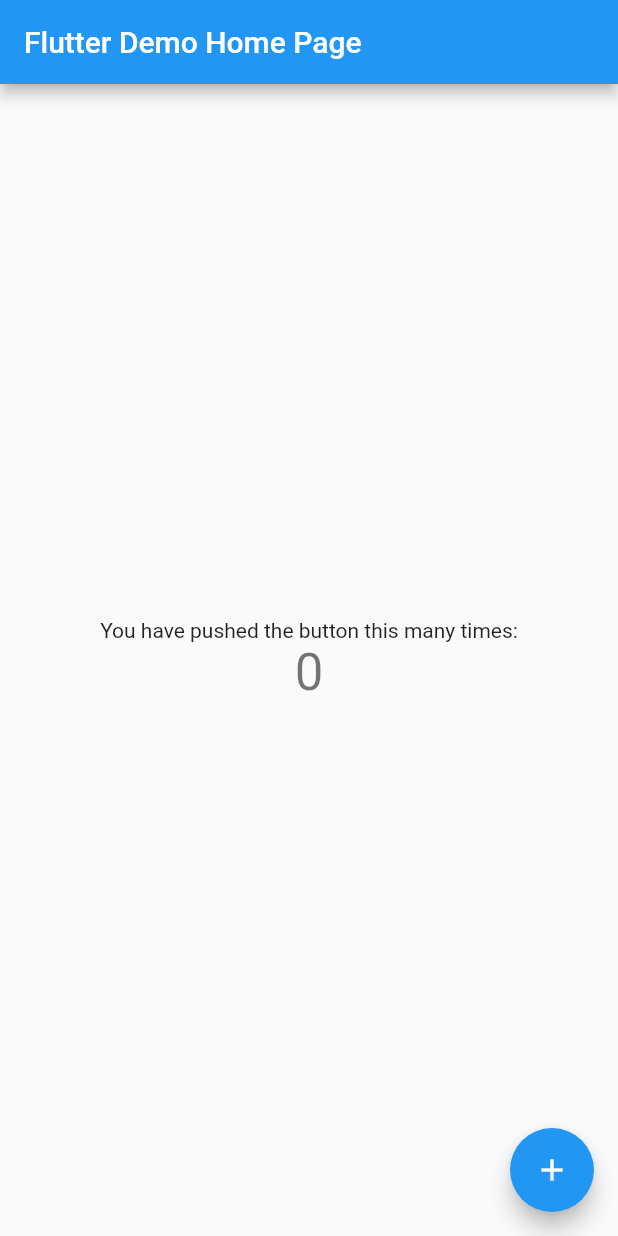
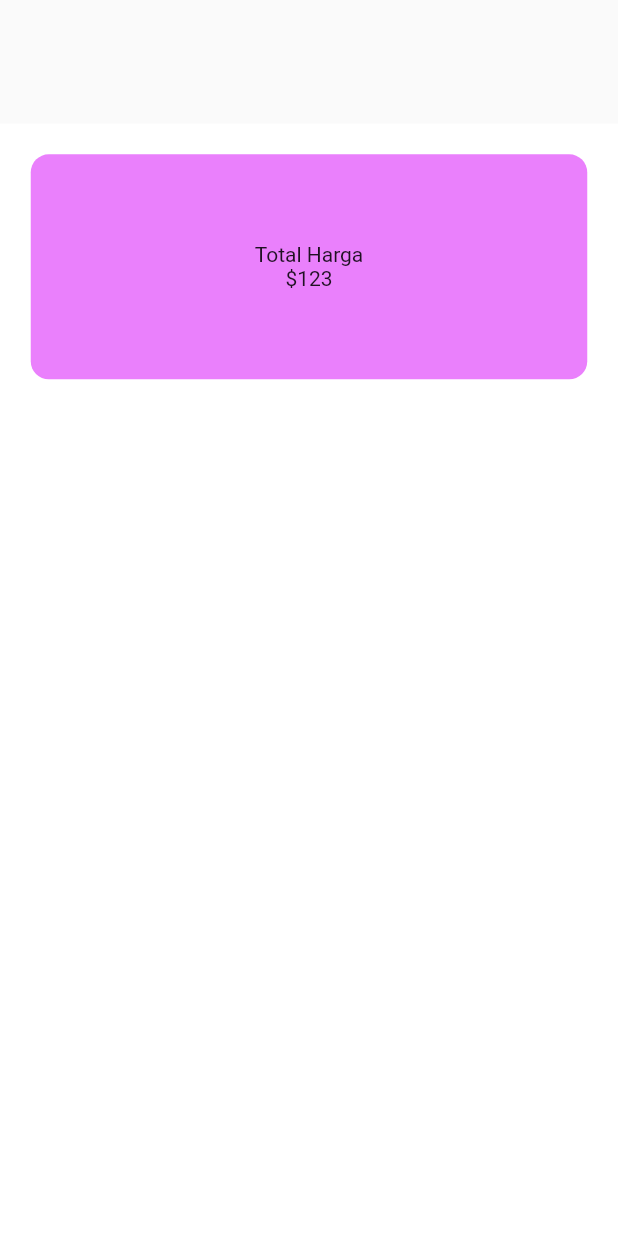
Before and after one commit to noorsaputri123/Kalkulator, a Flutter app: the screen it shows after launch, on a phone screen of 412 x 824 dp. Run offline on Flutter 3.47's test engine with Material 2 defaults, Android fonts, the phone set to English and light mode, and no system bars.

Commit message:
Design Tampilan awal

```diff
--- /dev/null
+++ b/lib/home.dart
@@ -0,0 +1,45 @@
+import 'package:flutter/material.dart';
+
+class BillSplitter extends StatefulWidget {
+  BillSplitter({Key? key}) : super(key: key);
+
+  @override
+  State<BillSplitter> createState() => _BillSplitterState();
+}
+
+class _BillSplitterState extends State<BillSplitter> {
+  int _tipPercentage = 0;
+  int _personCounter = 1;
+  double _billAmount = 0.0;
+
+  @override
+  Widget build(BuildContext context) {
+    return Scaffold(
+      body: Container(
+        margin: EdgeInsets.only(top: MediaQuery.of(context).size.height * 0.1),
+        alignment: Alignment.center,
+        color: Colors.white,
+        child: ListView(
+          scrollDirection: Axis.vertical,
+          padding: const EdgeInsets.all(20.5),
+          children: <Widget>[
+            Container(
+              width: 150,
+              height: 150,
+              decoration: BoxDecoration(
+                  color: Colors.purpleAccent.shade100,
+                  borderRadius: BorderRadius.circular(12.0)),
+              child: Column(
+                mainAxisAlignment: MainAxisAlignment.center,
+                children: const <Widget>[
+                  Text("Total Harga"),
+                  Text("\$123"),
+                ],
+              ),
+            ),
+          ],
+        ),
+      ),
+    );
+  }
+}
--- a/lib/main.dart
+++ b/lib/main.dart
@@ -1,4 +1,5 @@
 import 'package:flutter/material.dart';
+import 'package:kalkulator/home.dart';
 
 void main() {
   runApp(const MyApp());
@@ -13,103 +14,9 @@ class MyApp extends StatelessWidget {
     return MaterialApp(
       title: 'Flutter Demo',
       theme: ThemeData(
-        // This is the theme of your application.
-        //
-        // Try running your application with "flutter run". You'll see the
-        // application has a blue toolbar. Then, without quitting the app, try
-        // changing the primarySwatch below to Colors.green and then invoke
-        // "hot reload" (press "r" in the console where you ran "flutter run",
-        // or simply save your changes to "hot reload" in a Flutter IDE).
-        // Notice that the counter didn't reset back to zero; the application
-        // is not restarted.
         primarySwatch: Colors.blue,
       ),
-      home: const MyHomePage(title: 'Flutter Demo Home Page'),
+      home: BillSplitter(),
     );
   }
 }
-
-class MyHomePage extends StatefulWidget {
-  const MyHomePage({super.key, required this.title});
-
-  // This widget is the home page of your application. It is stateful, meaning
-  // that it has a State object (defined below) that contains fields that affect
-  // how it looks.
-
-  // This class is the configuration for the state. It holds the values (in this
-  // case the title) provided by the parent (in this case the App widget) and
-  // used by the build method of the State. Fields in a Widget subclass are
-  // always marked "final".
-
-  final String title;
-
-  @override
-  State<MyHomePage> createState() => _MyHomePageState();
-}
-
-class _MyHomePageState extends State<MyHomePage> {
-  int _counter = 0;
-
-  void _incrementCounter() {
-    setState(() {
-      // This call to setState tells the Flutter framework that something has
-      // changed in this State, which causes it to rerun the build method below
-      // so that the display can reflect the updated values. If we changed
-      // _counter without calling setState(), then the build method would not be
-      // called again, and so nothing would appear to happen.
-      _counter++;
-    });
-  }
-
-  @override
-  Widget build(BuildContext context) {
-    // This method is rerun every time setState is called, for instance as done
-    // by the _incrementCounter method above.
-    //
-    // The Flutter framework has been optimized to make rerunning build methods
-    // fast, so that you can just rebuild anything that needs updating rather
-    // than having to individually change instances of widgets.
-    return Scaffold(
-      appBar: AppBar(
-        // Here we take the value from the MyHomePage object that was created by
-        // the App.build method, and use it to set our appbar title.
-        title: Text(widget.title),
-      ),
-      body: Center(
-        // Center is a layout widget. It takes a single child and positions it
-        // in the middle of the parent.
-        child: Column(
-          // Column is also a layout widget. It takes a list of children and
-          // arranges them vertically. By default, it sizes itself to fit its
-          // children horizontally, and tries to be as tall as its parent.
-          //
-          // Invoke "debug painting" (press "p" in the console, choose the
-          // "Toggle Debug Paint" action from the Flutter Inspector in Android
-          // Studio, or the "Toggle Debug Paint" command in Visual Studio Code)
-          // to see the wireframe for each widget.
-          //
-          // Column has various properties to control how it sizes itself and
-          // how it positions its children. Here we use mainAxisAlignment to
-          // center the children vertically; the main axis here is the vertical
-          // axis because Columns are vertical (the cross axis would be
-          // horizontal).
-          mainAxisAlignment: MainAxisAlignment.center,
-          children: <Widget>[
-            const Text(
-              'You have pushed the button this many times:',
-            ),
-            Text(
-              '$_counter',
-              style: Theme.of(context).textTheme.headline4,
-            ),
-          ],
-        ),
-      ),
-      floatingActionButton: FloatingActionButton(
-        onPressed: _incrementCounter,
-        tooltip: 'Increment',
-        child: const Icon(Icons.add),
-      ), // This trailing comma makes auto-formatting nicer for build methods.
-    );
-  }
-}
```
